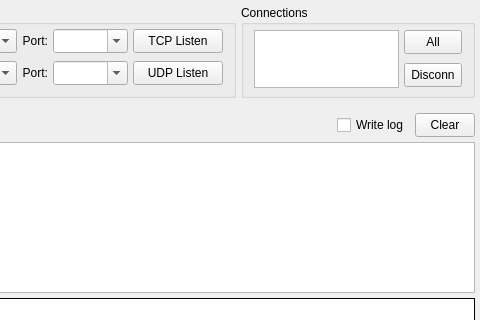
First picture: the form in src/serverform.ui, repository Windowsist/sokit2, before the edit; both pictures show x 200 to 680 and y 0 to 320 of the 680 by 450 pixel window.
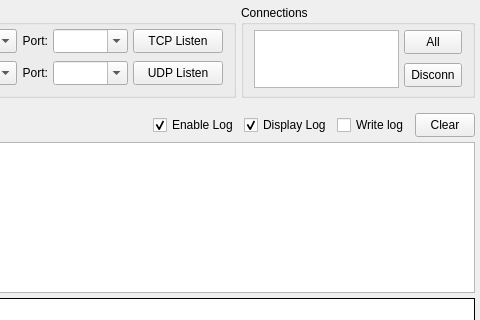
Second picture: the form after the edit.

Diff of the .ui file:
```diff
--- a/src/serverform.ui
+++ b/src/serverform.ui
@@ -588,6 +588,26 @@
        </property>
       </spacer>
      </item>
+     <item>
+      <widget class="QCheckBox" name="chkLogLog">
+       <property name="text">
+        <string>Enable Log</string>
+       </property>
+       <property name="checked">
+        <bool>true</bool>
+       </property>
+      </widget>
+     </item>
+     <item>
+      <widget class="QCheckBox" name="chkDisplay">
+       <property name="text">
+        <string>Display Log</string>
+       </property>
+       <property name="checked">
+        <bool>true</bool>
+       </property>
+      </widget>
+     </item>
      <item>
       <widget class="QCheckBox" name="chkLog">
        <property name="text">
```
